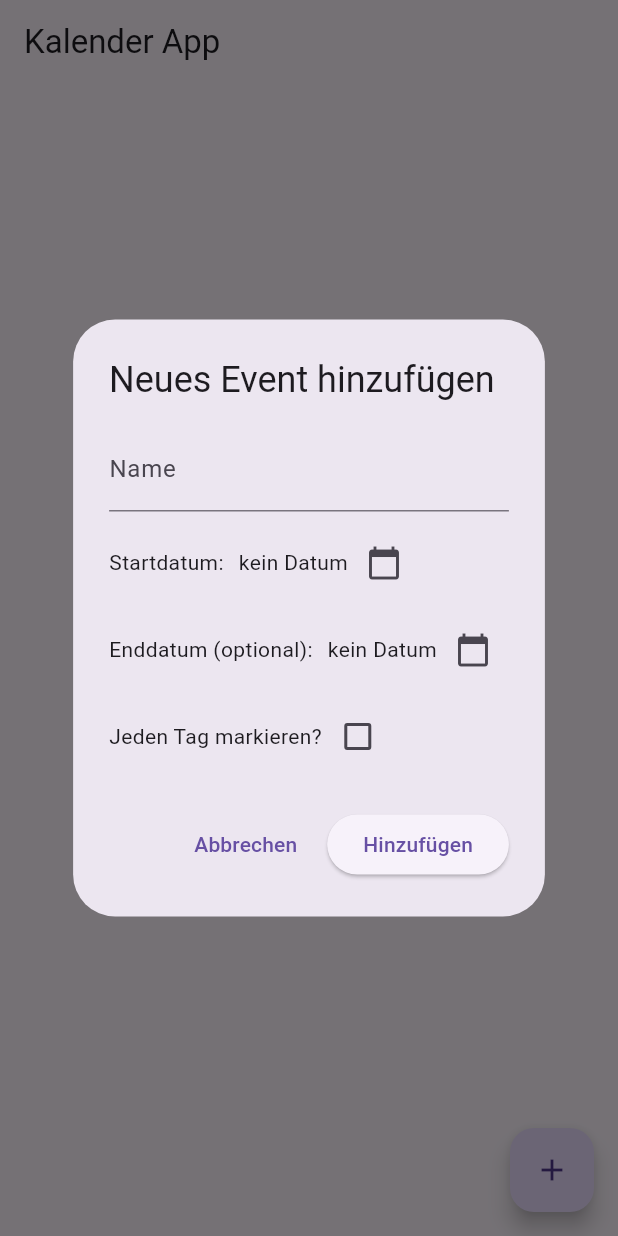
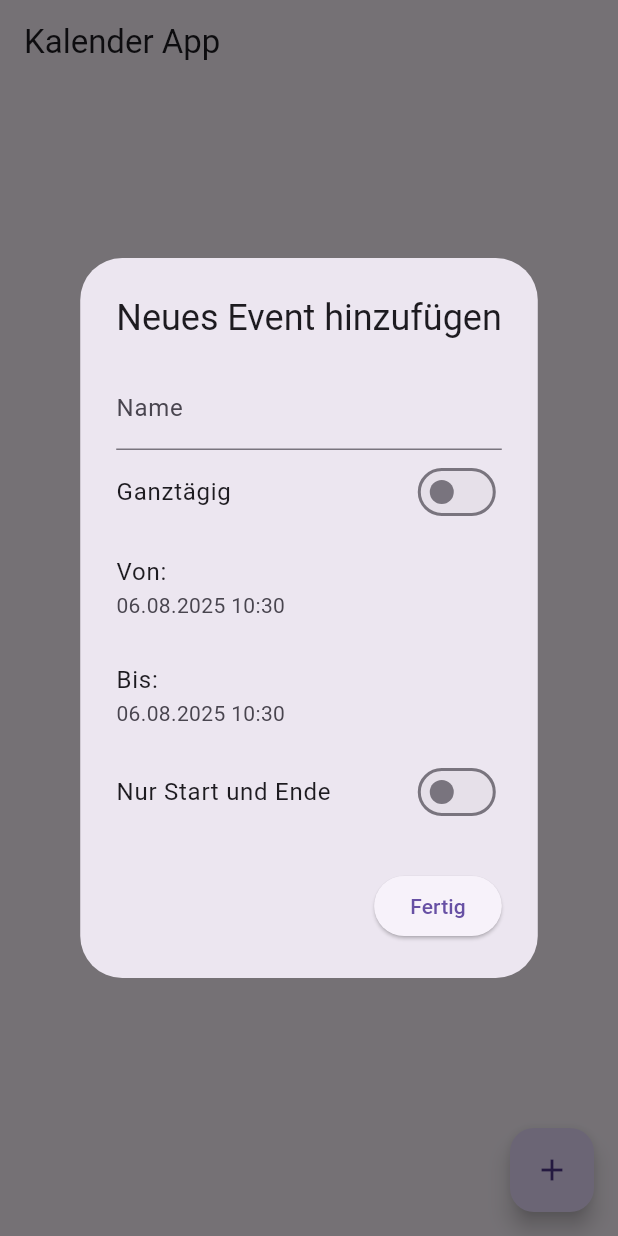
Before and after one commit to LordSpinx/Calist, a Flutter app: the screen it shows after launch, after a tap on the "add" icon, on a phone screen of 412 x 824 dp. Run offline on Flutter 3.47's test engine with Material 3 defaults, Android fonts, the phone set to English and light mode, and no system bars; our stand-ins replace hive, hive_flutter; accounts and stored records are empty.

Commit message:
Refactor event creation dialog

```diff
--- a/lib/main.dart
+++ b/lib/main.dart
@@ -82,10 +82,11 @@ class _EventListScreenState extends State<EventListScreen> {
 
   Future<void> _addEventDialog() async {
     final _formKey = GlobalKey<FormState>();
-    DateTime? startDate;
-    DateTime? endDate;
     String? name;
-    bool isFilled = false;
+    bool isAllDay = false;
+    bool onlyStartEnd = false;
+    DateTime start = DateTime.now();
+    DateTime end = DateTime.now();
 
     await showDialog(
       context: context,
@@ -93,67 +94,90 @@ class _EventListScreenState extends State<EventListScreen> {
         return AlertDialog(
           title: const Text('Neues Event hinzufügen'),
           content: StatefulBuilder(
-            builder: (context, setState) {
+            builder: (context, setDialogState) {
+              String format(DateTime dt) =>
+                  DateFormat(isAllDay ? 'dd.MM.yyyy' : 'dd.MM.yyyy HH:mm').format(dt);
+
+              Future<void> pickStart() async {
+                final date = await showDatePicker(
+                  context: context,
+                  initialDate: start,
+                  firstDate: DateTime(2000),
+                  lastDate: DateTime(2100),
+                );
+                if (date == null) return;
+                if (isAllDay) {
+                  setDialogState(() => start = DateTime(date.year, date.month, date.day));
+                } else {
+                  final time = await showTimePicker(
+                    context: context,
+                    initialTime: TimeOfDay.fromDateTime(start),
+                  );
+                  if (time != null) {
+                    setDialogState(() =>
+                        start = DateTime(date.year, date.month, date.day, time.hour, time.minute));
+                  }
+                }
+              }
+
+              Future<void> pickEnd() async {
+                final date = await showDatePicker(
+                  context: context,
+                  initialDate: end.isBefore(start) ? start : end,
+                  firstDate: start,
+                  lastDate: DateTime(2100),
+                );
+                if (date == null) return;
+                if (isAllDay) {
+                  setDialogState(() => end = DateTime(date.year, date.month, date.day));
+                } else {
+                  final time = await showTimePicker(
+                    context: context,
+                    initialTime: TimeOfDay.fromDateTime(end),
+                  );
+                  if (time != null) {
+                    setDialogState(() =>
+                        end = DateTime(date.year, date.month, date.day, time.hour, time.minute));
+                  }
+                }
+              }
+
               return SingleChildScrollView(
                 child: Form(
                   key: _formKey,
                   child: Column(
                     mainAxisSize: MainAxisSize.min,
+                    crossAxisAlignment: CrossAxisAlignment.start,
                     children: [
                       TextFormField(
                         decoration: const InputDecoration(labelText: 'Name'),
-                        validator: (value) => value == null || value.isEmpty ? 'Bitte Name eingeben' : null,
+                        validator: (value) =>
+                            value == null || value.isEmpty ? 'Bitte Name eingeben' : null,
                         onSaved: (value) => name = value,
                       ),
-                      const SizedBox(height: 10),
-                      Row(
-                        children: [
-                          const Text('Startdatum:'),
-                          const SizedBox(width: 10),
-                          Text(startDate != null ? DateFormat('dd.MM.yyyy').format(startDate!) : 'kein Datum'),
-                          IconButton(
-                            icon: const Icon(Icons.calendar_today),
-                            onPressed: () async {
-                              final picked = await showDatePicker(
-                                context: context,
-                                initialDate: startDate ?? DateTime.now(),
-                                firstDate: DateTime(2000),
-                                lastDate: DateTime(2100),
-                              );
-                              if (picked != null) setState(() => startDate = picked);
-                            },
-                          ),
-                        ],
+                      SwitchListTile(
+                        title: const Text('Ganztägig'),
+                        contentPadding: EdgeInsets.zero,
+                        value: isAllDay,
+                        onChanged: (v) => setDialogState(() => isAllDay = v),
                       ),
-                      const SizedBox(height: 10),
-                      Row(
-                        children: [
-                          const Text('Enddatum (optional):'),
-                          const SizedBox(width: 10),
-                          Text(endDate != null ? DateFormat('dd.MM.yyyy').format(endDate!) : 'kein Datum'),
-                          IconButton(
-                            icon: const Icon(Icons.calendar_today),
-                            onPressed: () async {
-                              final picked = await showDatePicker(
-                                context: context,
-                                initialDate: endDate ?? (startDate ?? DateTime.now()),
-                                firstDate: startDate ?? DateTime.now(),
-                                lastDate: DateTime(2100),
-                              );
-                              if (picked != null) setState(() => endDate = picked);
-                            },
-                          ),
-                        ],
+                      ListTile(
+                        contentPadding: EdgeInsets.zero,
+                        title: const Text('Von:'),
+                        subtitle: Text(format(start)),
+                        onTap: pickStart,
                       ),
-                      const SizedBox(height: 10),
-                      Row(
-                        children: [
-                          const Text('Jeden Tag markieren?'),
-                          Checkbox(
-                            value: isFilled,
-                            onChanged: (v) => setState(() => isFilled = v ?? false),
-                          )
-                        ],
+                      ListTile(
+                        contentPadding: EdgeInsets.zero,
+                        title: const Text('Bis:'),
+                        subtitle: Text(format(end)),
+                        onTap: pickEnd,
+                      ),
+                      SwitchListTile(
+                        title: const Text('Nur Start und Ende'),
+                        contentPadding: EdgeInsets.zero,
+                        value: onlyStartEnd,
+                        onChanged: (v) => setDialogState(() => onlyStartEnd = v),
                       ),
                     ],
                   ),
@@ -162,33 +186,27 @@ class _EventListScreenState extends State<EventListScreen> {
             },
           ),
           actions: [
-            TextButton(onPressed: () => Navigator.pop(context), child: const Text('Abbrechen')),
             ElevatedButton(
               onPressed: () {
                 if (_formKey.currentState?.validate() ?? false) {
                   _formKey.currentState!.save();
-                  if (startDate == null) {
-                    ScaffoldMessenger.of(context).showSnackBar(const SnackBar(content: Text('Bitte Startdatum wählen')));
+                  if (end.isBefore(start)) {
+                    ScaffoldMessenger.of(context).showSnackBar(
+                        const SnackBar(content: Text('Ende darf nicht vor Start liegen')));
                     return;
                   }
-                  if (endDate != null && endDate!.isBefore(startDate!)) {
-                    ScaffoldMessenger.of(context).showSnackBar(const SnackBar(content: Text('Enddatum darf nicht vor Startdatum liegen')));
-                    return;
-                  }
-
                   final event = Event(
                     name: name!,
-                    startDate: startDate!,
-                    endDate: endDate,
-                    isFilled: isFilled,
+                    startDate: start,
+                    endDate: end,
+                    isFilled: !onlyStartEnd,
                   );
-
                   eventBox.add(event);
                   Navigator.pop(context);
-                  setState(() {}); // neu laden
+                  setState(() {});
                 }
               },
-              child: const Text('Hinzufügen'),
+              child: const Text('Fertig'),
             )
           ],
         );
```
